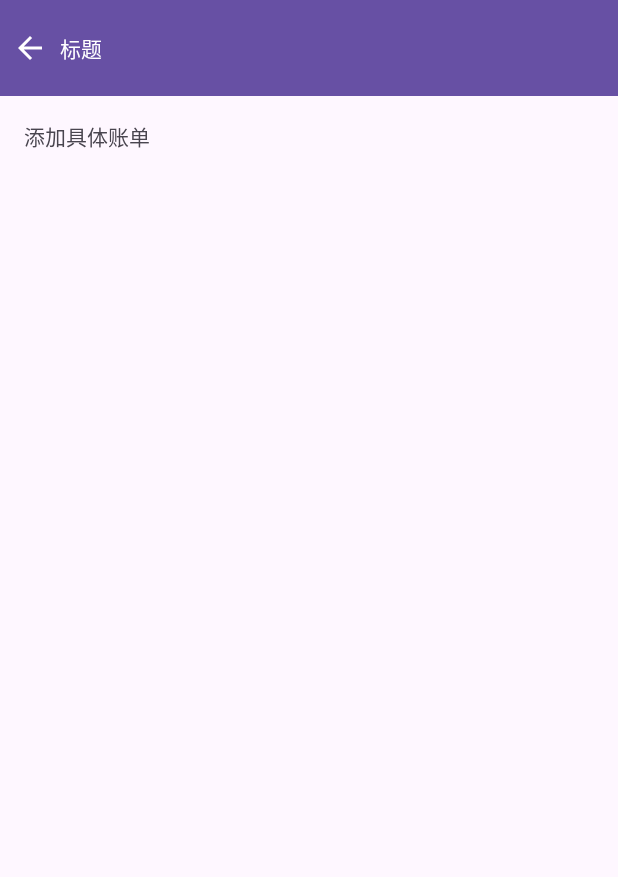
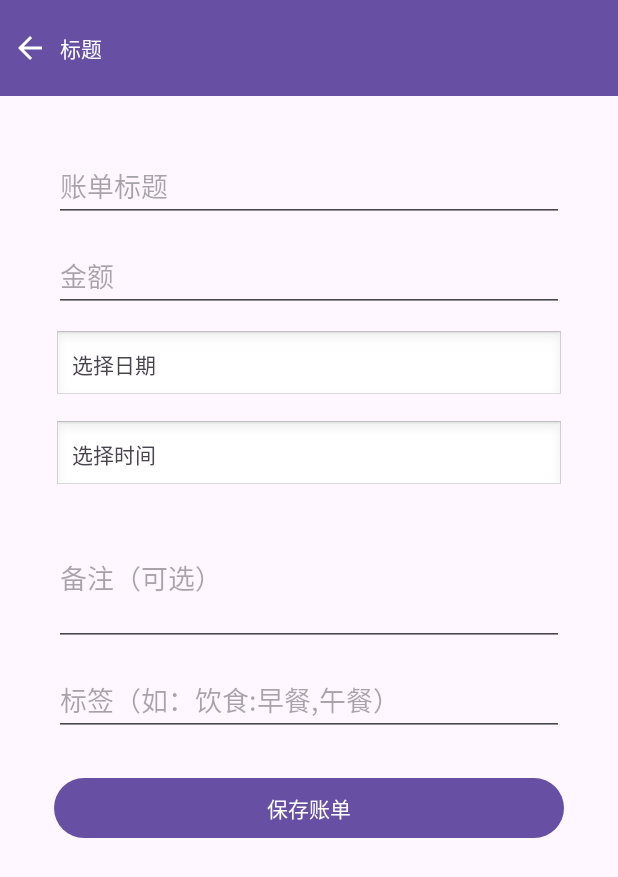
Before and after one commit to woshilaixuex/RicLedger, an Android app: the AddImplBillFragment screen opened through its navigation route, on a phone screen of 412 x 824 dp. Shown: the top 877 px of the screen. Run offline under Robolectric (Android 15) with nearby library versions, the phone set to English and light mode, and no system bars; our stand-ins replace Room's generated code, navigation-ui.

Commit message:
feat:实现添加单次账单功能

```diff
--- a/app/src/main/java/com/elyric/ricledger/data/local/dao/BillStoreDao.kt
+++ b/app/src/main/java/com/elyric/ricledger/data/local/dao/BillStoreDao.kt
@@ -8,9 +8,9 @@ import com.elyric.ricledger.data.local.entity.BillStoreEntity
 
 @Dao
 interface BillStoreDao {
-    @Insert
+    @Insert(onConflict = OnConflictStrategy.REPLACE)
     suspend fun insertBill(billStoreEntity: BillStoreEntity)
-    @Query("SELECT * FROM BillStoreEntity WHERE date = :today")
+    @Query("SELECT * FROM bill_store  WHERE date = :today")
     suspend fun getBillListByDate(today: Long): List<BillStoreEntity>
     @Insert(onConflict = OnConflictStrategy.REPLACE)
     suspend fun insertBills(bills: List<BillStoreEntity>)
--- a/app/src/main/java/com/elyric/ricledger/data/local/entity/BillStoreEntity.kt
+++ b/app/src/main/java/com/elyric/ricledger/data/local/entity/BillStoreEntity.kt
@@ -4,7 +4,7 @@ import androidx.room.Entity
 import androidx.room.PrimaryKey
 import kotlinx.serialization.Serializable
 
-@Entity
+@Entity(tableName = "bill_store")
 @Serializable
 data class BillStoreEntity (
     @PrimaryKey val id : Long, // id = date + time + list_id
--- a/app/src/main/java/com/elyric/ricledger/data/mapper/BillMapper.kt
+++ b/app/src/main/java/com/elyric/ricledger/data/mapper/BillMapper.kt
@@ -1,7 +1,7 @@
 package com.elyric.ricledger.data.mapper
 
 import com.elyric.ricledger.data.local.entity.BillStoreEntity
-import com.elyric.ricledger.data.model.Bill
+import com.elyric.ricledger.domain.model.Bill
 
 
 fun BillStoreEntity.toDomainModel(): Bill {
--- a/app/src/main/java/com/elyric/ricledger/data/model/Tag.kt
+++ /dev/null
@@ -1,6 +0,0 @@
-package com.elyric.ricledger.data.model
-
-enum class Tag {
-    UNKNOW,
-
-}
--- a/app/src/main/java/com/elyric/ricledger/data/repository/BillStoreRepository.kt
+++ b/app/src/main/java/com/elyric/ricledger/data/repository/BillStoreRepository.kt
@@ -1,9 +1,12 @@
 package com.elyric.ricledger.data.repository
 
+import android.content.Context
 import com.elyric.ricledger.common.TimeHelper
+import com.elyric.ricledger.data.local.AppDataBase
 import com.elyric.ricledger.data.local.dao.BillStoreDao
 import com.elyric.ricledger.data.mapper.toDomainModel
-import com.elyric.ricledger.data.model.Bill
+import com.elyric.ricledger.data.mapper.toEntity
+import com.elyric.ricledger.domain.model.Bill
 
 /**
  * @exception: 仓储层，主要做持久化与业务层之间的数据处理
@@ -16,4 +19,25 @@ class BillStoreRepository(
         val entities  = dao.getBillListByDate(todayMillis)
         return entities.map { it.toDomainModel() }
     }
+    suspend fun addBill(bill: Bill){
+        val entity = bill.toEntity()
+        dao.insertBill(entity)
+    }
+    companion object {
+        @Volatile
+        private var INSTANCE: BillStoreRepository? = null
+        fun getInstance(context: Context): BillStoreRepository {
+            return INSTANCE ?: synchronized(this) {
+                INSTANCE ?: buildRepository(context).also {
+                    INSTANCE = it
+                }
+            }
+        }
+        private fun buildRepository(context: Context): BillStoreRepository {
+            val database = AppDataBase.getDatabase(
+                context.applicationContext
+            )
+            return BillStoreRepository(database.BillStoreDao())
+        }
+    }
 }
--- a/app/src/main/java/com/elyric/ricledger/data/model/Bill.kt
+++ b/app/src/main/java/com/elyric/ricledger/domain/model/Bill.kt
@@ -1,4 +1,4 @@
-package com.elyric.ricledger.data.model
+package com.elyric.ricledger.domain.model
 
 
 data class Bill (
--- a/app/src/main/java/com/elyric/ricledger/data/model/State.kt
+++ b/app/src/main/java/com/elyric/ricledger/domain/model/State.kt
@@ -1,4 +1,4 @@
-package com.elyric.ricledger.data.model
+package com.elyric.ricledger.domain.model
 
 import java.util.Date
 
--- /dev/null
+++ b/app/src/main/java/com/elyric/ricledger/domain/model/Tag.kt
@@ -0,0 +1,6 @@
+package com.elyric.ricledger.domain.model
+
+enum class Tag {
+    UNKNOW,
+
+}
--- a/app/src/main/java/com/elyric/ricledger/data/model/TagWithInfo.kt
+++ b/app/src/main/java/com/elyric/ricledger/domain/model/TagWithInfo.kt
@@ -1,4 +1,4 @@
-package com.elyric.ricledger.data.model
+package com.elyric.ricledger.domain.model
 
 data class TagWithInfo(
     val tag: Tag,
--- /dev/null
+++ b/app/src/main/java/com/elyric/ricledger/ui/fragment/add/AddBillViewModel.kt
@@ -0,0 +1,45 @@
+package com.elyric.ricledger.ui.fragment.add
+
+import androidx.lifecycle.LiveData
+import androidx.lifecycle.MutableLiveData
+import androidx.lifecycle.ViewModel
+import androidx.lifecycle.viewModelScope
+import com.elyric.ricledger.common.TimeHelper
+import com.elyric.ricledger.data.repository.BillStoreRepository
+import com.elyric.ricledger.domain.model.Bill
+import kotlinx.coroutines.launch
+import java.lang.String
+
+class AddBillViewModel(private val billStoreRepository: BillStoreRepository): ViewModel()  {
+    private val _bill = MutableLiveData<Bill>()
+    val bill: LiveData<Bill> = _bill
+    init {
+        initBill()
+    }
+    private fun initBill() {
+        val now = System.currentTimeMillis()
+        val date = TimeHelper.getTodayStartMillis()
+        _bill.value = Bill(
+            id = 0,
+            date = date,
+            time = now,
+            title = "",
+            money = 0.0,
+            info = null,
+            tag = null
+        )
+    }
+
+    fun commitBill() {
+        val currentBill = _bill.value ?: return
+        if (currentBill.title.isBlank() || currentBill.money <= 0) {
+            return
+        }
+        viewModelScope.launch {
+            billStoreRepository.addBill(currentBill)
+        }
+    }
+    fun updateTitle(title: kotlin.String) {
+        _bill.value = _bill.value?.copy(title = title)
+    }
+}
--- /dev/null
+++ b/app/src/main/java/com/elyric/ricledger/ui/fragment/add/AddBillViewModelFactory.kt
@@ -0,0 +1,18 @@
+package com.elyric.ricledger.ui.fragment.add
+
+import androidx.lifecycle.ViewModel
+import androidx.lifecycle.ViewModelProvider
+import com.elyric.ricledger.data.repository.BillStoreRepository
+
+class AddBillViewModelFactory(
+    private val repository: BillStoreRepository
+) : ViewModelProvider.Factory {
+
+    override fun <T : ViewModel> create(modelClass: Class<T>): T {
+        if (modelClass.isAssignableFrom(AddBillViewModel::class.java)) {
+            @Suppress("UNCHECKED_CAST")
+            return AddBillViewModel(repository) as T
+        }
+        throw IllegalArgumentException("Unknown ViewModel class")
+    }
+}
--- a/app/src/main/java/com/elyric/ricledger/ui/fragment/add/AddImplBillFragment.kt
+++ b/app/src/main/java/com/elyric/ricledger/ui/fragment/add/AddImplBillFragment.kt
@@ -5,56 +5,51 @@ import androidx.fragment.app.Fragment
 import android.view.LayoutInflater
 import android.view.View
 import android.view.ViewGroup
+import android.widget.EditText
+import androidx.core.widget.doAfterTextChanged
+import androidx.lifecycle.ViewModelProvider
 import com.elyric.ricledger.R
-
-// TODO: Rename parameter arguments, choose names that match
-// the fragment initialization parameters, e.g. ARG_ITEM_NUMBER
-private const val ARG_PARAM1 = "param1"
-private const val ARG_PARAM2 = "param2"
+import com.elyric.ricledger.data.repository.BillStoreRepository
 
 /**
- * A simple [Fragment] subclass.
- * Use the [AddImplBillFragment.newInstance] factory method to
- * create an instance of this fragment.
+ * @exception: 添加账单的表单
  */
 class AddImplBillFragment : Fragment() {
-    // TODO: Rename and change types of parameters
-    private var param1: String? = null
-    private var param2: String? = null
-
+    lateinit var addBillViewModel: AddBillViewModel
+    lateinit var etTitle: EditText
     override fun onCreate(savedInstanceState: Bundle?) {
         super.onCreate(savedInstanceState)
-        arguments?.let {
-            param1 = it.getString(ARG_PARAM1)
-            param2 = it.getString(ARG_PARAM2)
-        }
+        val repository = BillStoreRepository.getInstance(requireContext())
+        // 初始化ViewModel
+        addBillViewModel = ViewModelProvider(
+            this,
+            AddBillViewModelFactory(repository)
+        )[AddBillViewModel::class.java]
     }
 
     override fun onCreateView(
         inflater: LayoutInflater, container: ViewGroup?,
         savedInstanceState: Bundle?
     ): View? {
-        // Inflate the layout for this fragment
-        return inflater.inflate(R.layout.fragment_add_impl_bill, container, false)
+        val view = inflater.inflate(R.layout.fragment_add_impl_bill, container, false)
+        return view
     }
 
-    companion object {
-        /**
-         * Use this factory method to create a new instance of
-         * this fragment using the provided parameters.
-         *
-         * @param param1 Parameter 1.
-         * @param param2 Parameter 2.
-         * @return A new instance of fragment AddImplBillFragment.
-         */
-        // TODO: Rename and change types and number of parameters
-        @JvmStatic
-        fun newInstance(param1: String, param2: String) =
-            AddImplBillFragment().apply {
-                arguments = Bundle().apply {
-                    putString(ARG_PARAM1, param1)
-                    putString(ARG_PARAM2, param2)
-                }
+    override fun onViewCreated(view: View, savedInstanceState: Bundle?) {
+        super.onViewCreated(view, savedInstanceState)
+        // 查找视图View
+        val etTitle = view.findViewById<EditText>(R.id.etTitle)
+        // 添加监听事件
+        etTitle.doAfterTextChanged { text ->
+            addBillViewModel.updateTitle(text.toString())
+        }
+        // 添加ViewModel监听者
+        addBillViewModel.bill.observe(viewLifecycleOwner) { bill ->
+            if (etTitle.text.toString() != bill.title) {
+                etTitle.setText(bill.title)
+                etTitle.setSelection(bill.title.length)
             }
+        }
     }
+
 }
--- a/app/src/main/java/com/elyric/ricledger/ui/fragment/add/TodayBillAdapter.kt
+++ b/app/src/main/java/com/elyric/ricledger/ui/fragment/add/TodayBillAdapter.kt
@@ -8,7 +8,7 @@ import android.widget.GridLayout
 import android.widget.TextView
 import androidx.recyclerview.widget.RecyclerView
 import com.elyric.ricledger.R
-import com.elyric.ricledger.data.model.Bill
+import com.elyric.ricledger.domain.model.Bill
 
 class TodayBillAdapter(
     private val data: List<Bill>,
--- a/app/src/main/java/com/elyric/ricledger/ui/fragment/add/TodayBillViewModel.kt
+++ b/app/src/main/java/com/elyric/ricledger/ui/fragment/add/TodayBillViewModel.kt
@@ -4,8 +4,7 @@ import androidx.lifecycle.LiveData
 import androidx.lifecycle.MutableLiveData
 import androidx.lifecycle.ViewModel
 import androidx.lifecycle.viewModelScope
-import com.elyric.ricledger.data.local.entity.BillStoreEntity
-import com.elyric.ricledger.data.model.Bill
+import com.elyric.ricledger.domain.model.Bill
 import com.elyric.ricledger.data.repository.BillStoreRepository
 import kotlinx.coroutines.launch
 
--- a/app/src/main/res/layout/fragment_add_impl_bill.xml
+++ b/app/src/main/res/layout/fragment_add_impl_bill.xml
@@ -1,5 +1,5 @@
 <?xml version="1.0" encoding="utf-8"?>
-<FrameLayout xmlns:android="http://schemas.android.com/apk/res/android"
+<ScrollView  xmlns:android="http://schemas.android.com/apk/res/android"
     xmlns:tools="http://schemas.android.com/tools"
     android:layout_width="match_parent"
     android:layout_height="match_parent"
@@ -7,10 +7,67 @@
     android:label="@string/add_bill_impl_title"
     tools:context=".ui.fragment.add.AddImplBillFragment">
 
-    <!-- TODO: Update blank fragment layout -->
-    <TextView
+    <LinearLayout
         android:layout_width="match_parent"
-        android:layout_height="match_parent"
-        android:text="添加具体账单" />
+        android:layout_height="wrap_content"
+        android:orientation="vertical"
+        android:padding="20dp">
 
-</FrameLayout>
+        <EditText
+            android:id="@+id/etTitle"
+            android:layout_width="match_parent"
+            android:layout_height="wrap_content"
+            android:hint="账单标题"
+            android:inputType="text"/>
+
+        <EditText
+            android:id="@+id/etMoney"
+            android:layout_width="match_parent"
+            android:layout_height="wrap_content"
+            android:hint="金额"
+            android:inputType="numberDecimal"
+            android:layout_marginTop="12dp"/>
+
+        <TextView
+            android:id="@+id/tvDate"
+            android:layout_width="match_parent"
+            android:layout_height="wrap_content"
+            android:text="选择日期"
+            android:padding="12dp"
+            android:background="@android:drawable/edit_text"
+            android:layout_marginTop="12dp"/>
+
+        <TextView
+            android:id="@+id/tvTime"
+            android:layout_width="match_parent"
+            android:layout_height="wrap_content"
+            android:text="选择时间"
+            android:padding="12dp"
+            android:background="@android:drawable/edit_text"
+            android:layout_marginTop="12dp"/>
+
+        <EditText
+            android:id="@+id/etInfo"
+            android:layout_width="match_parent"
+            android:layout_height="wrap_content"
+            android:hint="备注（可选）"
+            android:inputType="textMultiLine"
+            android:minLines="3"
+            android:layout_marginTop="12dp"/>
+
+        <EditText
+            android:id="@+id/etTag"
+            android:layout_width="match_parent"
+            android:layout_height="wrap_content"
+            android:hint="标签（如：饮食:早餐,午餐）"
+            android:layout_marginTop="12dp"/>
+
+        <Button
+            android:id="@+id/btnSave"
+            android:layout_width="match_parent"
+            android:layout_height="wrap_content"
+            android:text="保存账单"
+            android:layout_marginTop="24dp"/>
+
+    </LinearLayout>
+</ScrollView>
--- a/gradle/libs.versions.toml
+++ b/gradle/libs.versions.toml
@@ -15,7 +15,7 @@ datastore = "1.1.1"
 datastoreCore = "1.2.0"
 lifecycleLivedataKtx = "2.8.6"
 lifecycleViewmodelKtx = "2.8.6"
-room = "2.6.0"
+room = "2.6.1"
 [libraries]
 androidx-core-ktx = { group = "androidx.core", name = "core-ktx", version.ref = "coreKtx" }
 junit = { group = "junit", name = "junit", version.ref = "junit" }
```
Also changed, not shown: app/src/main/java/com/elyric/ricledger/data/database/AppDatabase.kt (deleted, +0 -31 lines), app/src/main/java/com/elyric/ricledger/ui/fragment/add/AddBillFragment.kt (+6 -5 lines), app/src/main/java/com/elyric/ricledger/ui/fragment/add/BillAdapter.kt (deleted, +0 -30 lines).
